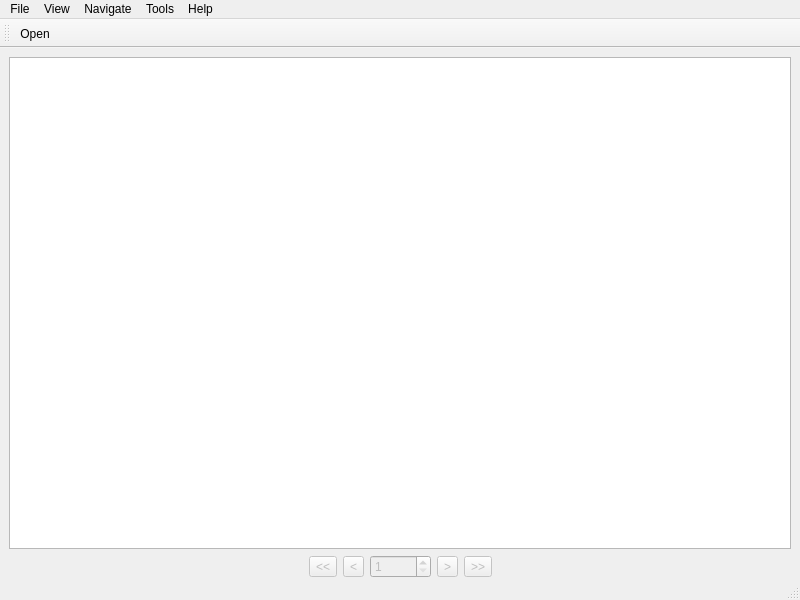
First picture: the form in mainwindow.ui, repository OlegGavri/RReader, before the edit.
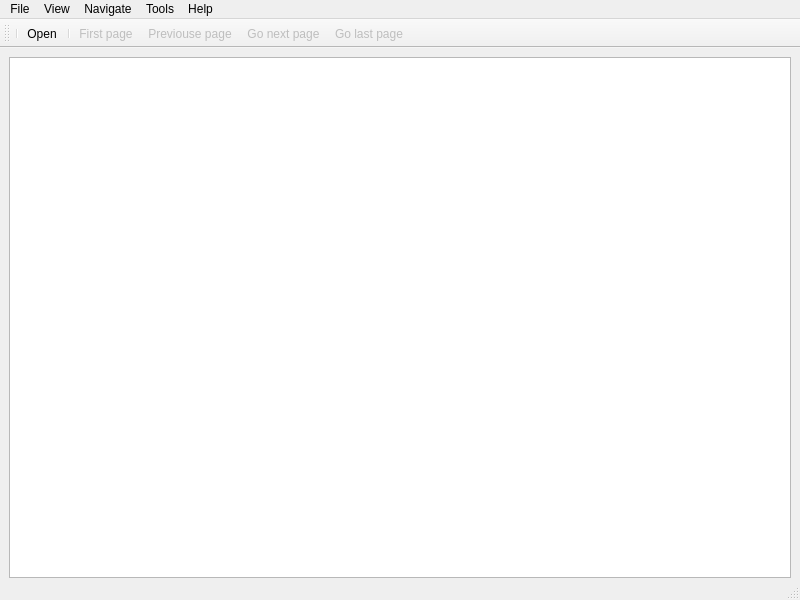
Second picture: the form after the edit. Icons and pictures are not drawn.

Commit message: Move navigation panel in ToolBar

```diff
--- a/mainwindow.ui
+++ b/mainwindow.ui
@@ -21,101 +21,6 @@
     <item>
      <widget class="QGraphicsView" name="graphicsView"/>
     </item>
-    <item>
-     <layout class="QHBoxLayout" name="horizontalLayout">
-      <item>
-       <spacer name="horizontalSpacer">
-        <property name="orientation">
-         <enum>Qt::Horizontal</enum>
-        </property>
-        <property name="sizeHint" stdset="0">
-         <size>
-          <width>40</width>
-          <height>20</height>
-         </size>
-        </property>
-       </spacer>
-      </item>
-      <item>
-       <widget class="QToolButton" name="toolButtonFirstPage">
-        <property name="enabled">
-         <bool>false</bool>
-        </property>
-        <property name="text">
-         <string>&lt;&lt;</string>
-        </property>
-       </widget>
-      </item>
-      <item>
-       <widget class="QToolButton" name="toolButtonPrevPage">
-        <property name="enabled">
-         <bool>false</bool>
-        </property>
-        <property name="text">
-         <string>&lt;</string>
-        </property>
-       </widget>
-      </item>
-      <item>
-       <widget class="QSpinBox" name="spinBoxPageNum">
-        <property name="enabled">
-         <bool>false</bool>
-        </property>
-        <property name="sizePolicy">
-         <sizepolicy hsizetype="Preferred" vsizetype="Fixed">
-          <horstretch>0</horstretch>
-          <verstretch>0</verstretch>
-         </sizepolicy>
-        </property>
-        <property name="minimumSize">
-         <size>
-          <width>0</width>
-          <height>0</height>
-         </size>
-        </property>
-        <property name="minimum">
-         <number>1</number>
-        </property>
-        <property name="maximum">
-         <number>10000</number>
-        </property>
-       </widget>
-      </item>
-      <item>
-       <widget class="QToolButton" name="toolButtonNextPage">
-        <property name="enabled">
-         <bool>false</bool>
-        </property>
-        <property name="text">
-         <string>&gt;</string>
-        </property>
-       </widget>
-      </item>
-      <item>
-       <widget class="QToolButton" name="toolButtonLastPage">
-        <property name="enabled">
-         <bool>false</bool>
-        </property>
-        <property name="text">
-         <string>&gt;&gt;</string>
-        </property>
-       </widget>
-      </item>
-      <item>
-       <spacer name="horizontalSpacer_2">
-        <property name="orientation">
-         <enum>Qt::Horizontal</enum>
-        </property>
-        <property name="sizeHint" stdset="0">
-         <size>
-          <width>40</width>
-          <height>20</height>
-         </size>
-        </property>
-       </spacer>
-      </item>
-     </layout>
-    </item>
    </layout>
   </widget>
   <widget class="QMenuBar" name="menubar">
@@ -251,7 +156,13 @@
    <attribute name="toolBarBreak">
     <bool>false</bool>
    </attribute>
+   <addaction name="separator"/>
    <addaction name="actionOpen"/>
+   <addaction name="separator"/>
+   <addaction name="actionGoFirst"/>
+   <addaction name="actionGoPrev"/>
+   <addaction name="actionGoNext"/>
+   <addaction name="actionGoLast"/>
   </widget>
   <action name="actionOpen">
    <property name="icon">
```
Left out of the diff: 19 changed lines with no effect on the pictures. The commit also changes 7 other files.
